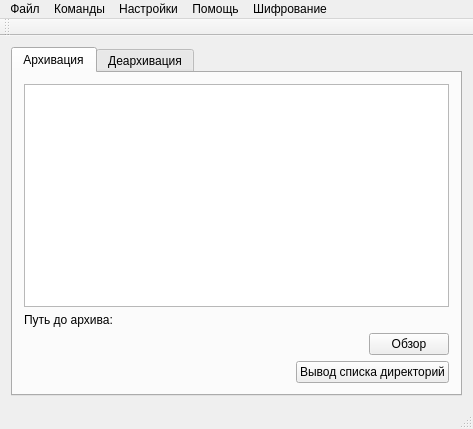
Before: the Qt Designer form main_form.ui in DmitryPrischep/command, drawn with Qt 5.
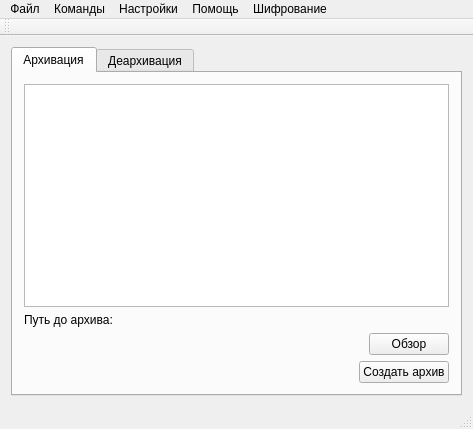
After: the same form once the commit is applied. Icons and pictures are not drawn.

Diff of the .ui file:
```diff
--- a/main_form.ui
+++ b/main_form.ui
@@ -91,7 +91,7 @@
           <item>
            <widget class="QPushButton" name="pushButton">
             <property name="text">
-             <string>Вывод списка директорий</string>
+             <string>Создать архив</string>
             </property>
            </widget>
           </item>
```
